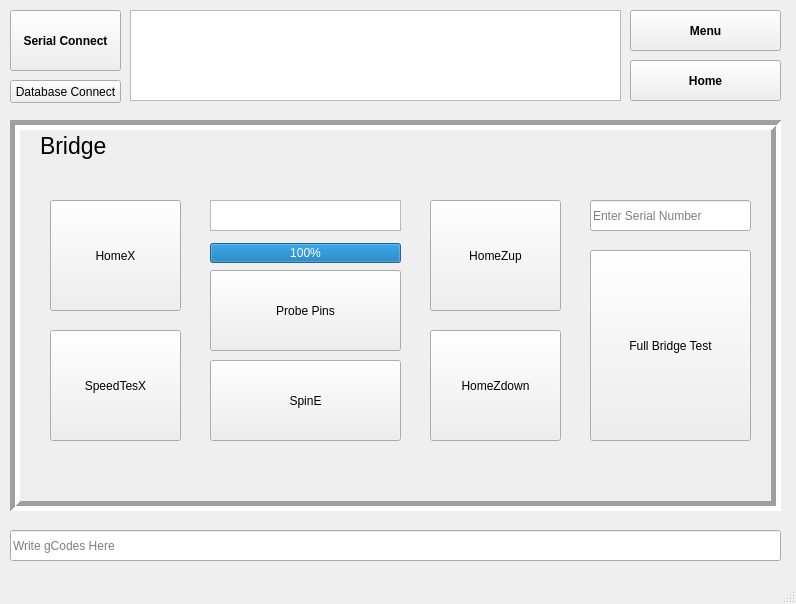
The window that FT_vone/mainwindow.ui (7ome/Functional-Test) describes before a commit, drawn with Qt 5.
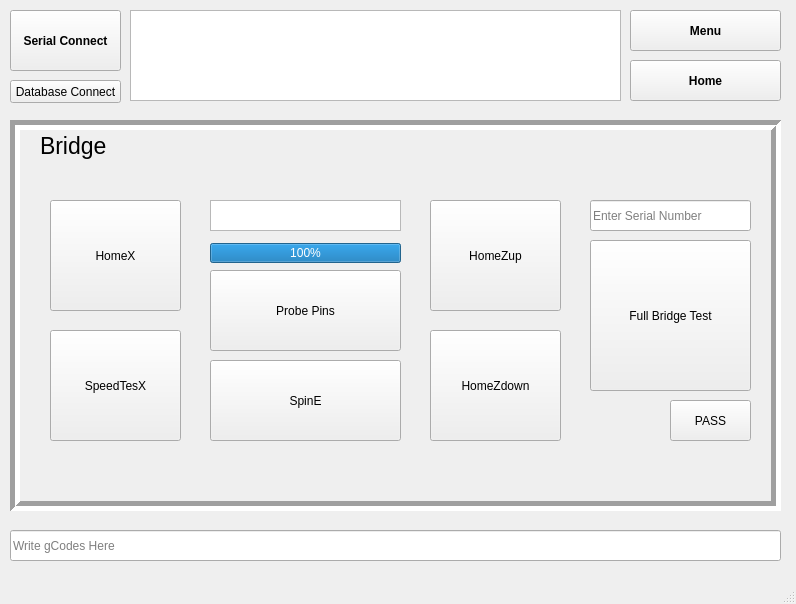
The same window after the commit. The open tabs and pages were chosen to show the change.

Commit message:
Bridge pass button
adding manual pass button for bridges

What changed in the file:
```diff
--- a/FT_vone/mainwindow.ui
+++ b/FT_vone/mainwindow.ui
@@ -299,9 +299,9 @@
       <property name="geometry">
        <rect>
         <x>570</x>
-        <y>120</y>
+        <y>110</y>
         <width>161</width>
-        <height>191</height>
+        <height>151</height>
        </rect>
       </property>
       <property name="text">
@@ -376,6 +376,19 @@
        <string>Enter Serial Number</string>
       </property>
      </widget>
+     <widget class="QPushButton" name="BPassButton">
+      <property name="geometry">
+       <rect>
+        <x>650</x>
+        <y>270</y>
+        <width>81</width>
+        <height>41</height>
+       </rect>
+      </property>
+      <property name="text">
+       <string>PASS</string>
+      </property>
+     </widget>
     </widget>
     <widget class="QWidget" name="page_3">
      <widget class="QLabel" name="label_2">
```
Left out of the diff: 4 changed lines with no effect on the pictures. The commit also changes 1 other file.
